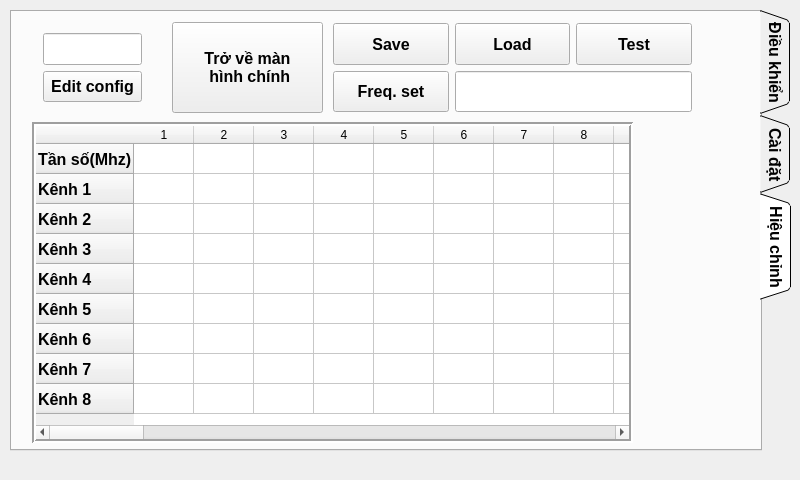
Qt form mainwindow.ui (kimphg/rasPi) before a commit.
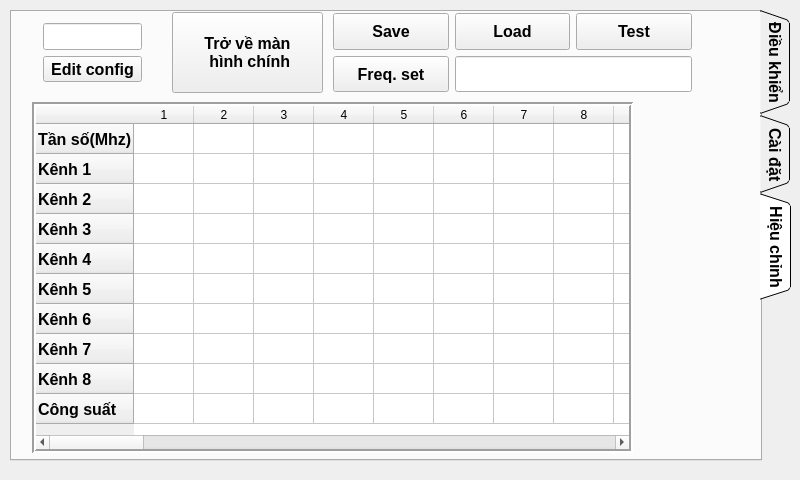
The same form after that commit. The open tabs and pages were chosen to show the change. Icons and pictures are not drawn.

The edit to the form file:
```diff
--- a/mainwindow.ui
+++ b/mainwindow.ui
@@ -96,7 +96,7 @@
       <x>10</x>
       <y>10</y>
       <width>781</width>
-      <height>441</height>
+      <height>451</height>
      </rect>
     </property>
     <property name="font">
@@ -1399,9 +1399,9 @@
       <property name="geometry">
        <rect>
         <x>20</x>
-        <y>110</y>
+        <y>90</y>
         <width>601</width>
-        <height>321</height>
+        <height>351</height>
        </rect>
       </property>
       <property name="frameShape">
@@ -1479,6 +1479,11 @@
         <string>Kênh 8</string>
        </property>
       </row>
+      <row>
+       <property name="text">
+        <string>Công suất</string>
+       </property>
+      </row>
       <column>
        <property name="text">
         <string>1</string>
@@ -1538,9 +1543,9 @@
       <property name="geometry">
        <rect>
         <x>310</x>
-        <y>0</y>
+        <y>-10</y>
         <width>381</width>
-        <height>111</height>
+        <height>101</height>
        </rect>
       </property>
       <layout class="QGridLayout" name="gridLayout_9">
@@ -1612,9 +1617,9 @@
       <property name="geometry">
        <rect>
         <x>20</x>
-        <y>10</y>
+        <y>0</y>
         <width>121</width>
-        <height>91</height>
+        <height>81</height>
        </rect>
       </property>
       <layout class="QVBoxLayout" name="verticalLayout_2">
@@ -1653,9 +1658,9 @@
       <property name="geometry">
        <rect>
         <x>160</x>
-        <y>10</y>
+        <y>0</y>
         <width>151</width>
-        <height>91</height>
+        <height>81</height>
        </rect>
       </property>
       <property name="sizePolicy">
```
Left out of the diff: 2 changed lines with no effect on the pictures.
